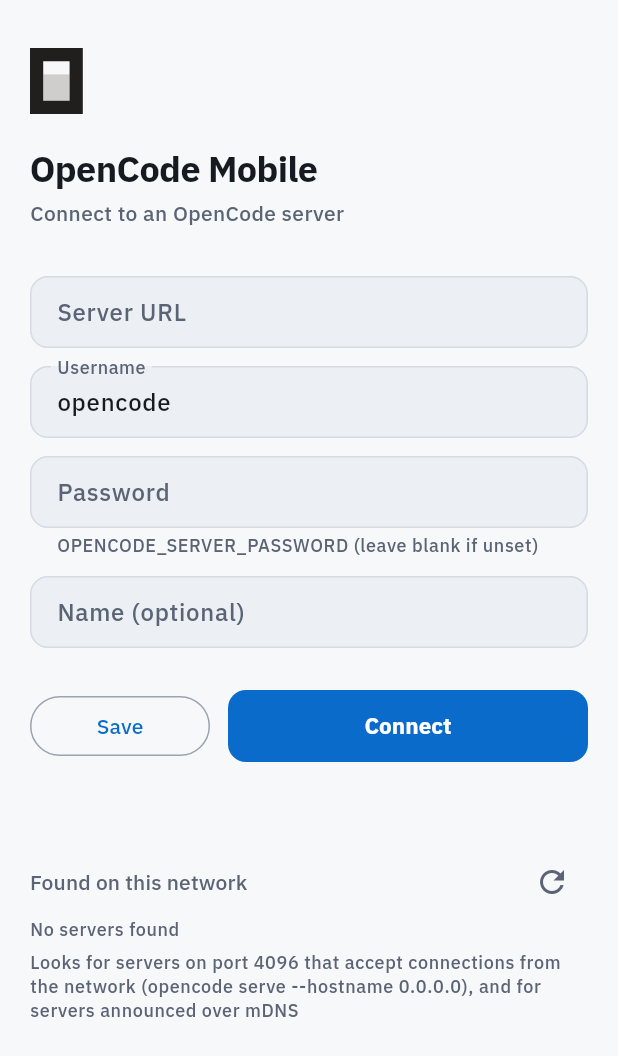
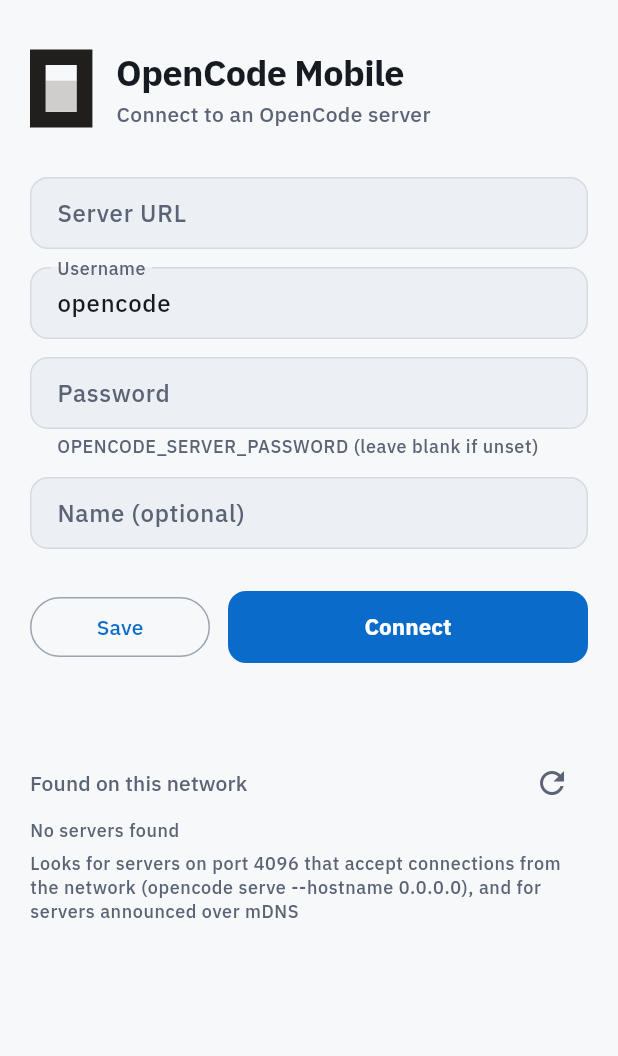
Before and after one commit to chaki1019/opencode-client, a Flutter app: the screen it shows after launch, on a phone screen of 412 x 824 dp. Shown: the top 1056 px of the screen. Run offline on Flutter 3.47's test engine with Material 3 defaults, Android fonts, the phone set to English and light mode, and no system bars; our stand-ins replace dio, firebase_core, firebase_messaging, flutter_markdown_plus, flutter_riverpod, flutter_secure_storage and 3 more; missing offline and left inert: nsd, xterm; accounts and stored records are empty; statements that could not run were skipped; project files that could hold a hidden picture were left out.

Commit message:
Put the logo beside the title on the connect screen
Co-Authored-By: Claude Opus 5.5 (1M context) <noreply@anthropic.com>
Claude-Session: https://claude.ai/code/session_01Ro1h6pwbRbn8bPXsWgmHJb

```diff
--- a/lib/features/connection/connection_screen.dart
+++ b/lib/features/connection/connection_screen.dart
@@ -475,11 +475,14 @@ class _Brand extends StatelessWidget {
   Widget build(BuildContext context) {
     final theme = Theme.of(context);
     final scheme = theme.colorScheme;
-    return Column(
+    return Row(
+      children: [
+        const OpenCodeLogo(height: 52),
+        const SizedBox(width: 16),
+        Expanded(
+          child: Column(
             crossAxisAlignment: CrossAxisAlignment.start,
             children: [
-        const OpenCodeLogo(height: 44),
-        const SizedBox(height: 20),
               Text(
                 'OpenCode Mobile',
                 style: theme.textTheme.headlineSmall?.copyWith(
@@ -487,7 +490,7 @@ class _Brand extends StatelessWidget {
                   letterSpacing: -0.4,
                 ),
               ),
-        const SizedBox(height: 4),
+              const SizedBox(height: 2),
               Text(
                 context.l10n.connectTitle,
                 style: theme.textTheme.bodyMedium?.copyWith(
@@ -495,6 +498,9 @@ class _Brand extends StatelessWidget {
                 ),
               ),
             ],
+          ),
+        ),
+      ],
     );
   }
 }
```
Lines whose indentation alone changed are shown as unchanged.
